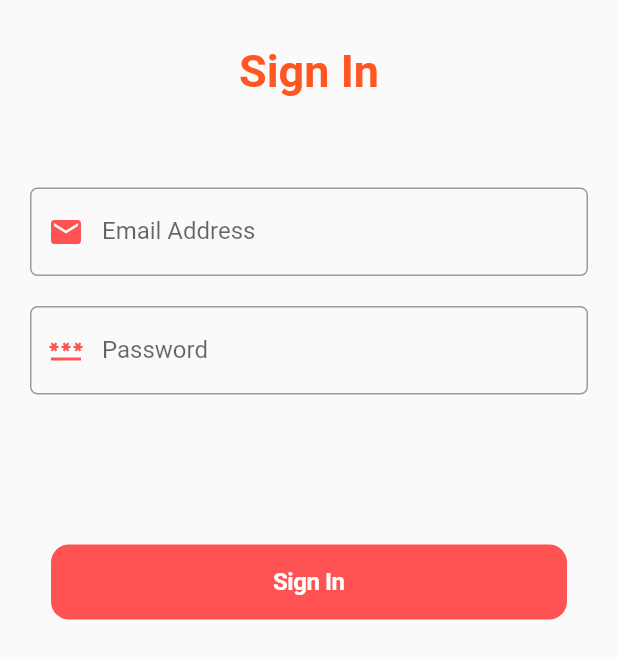
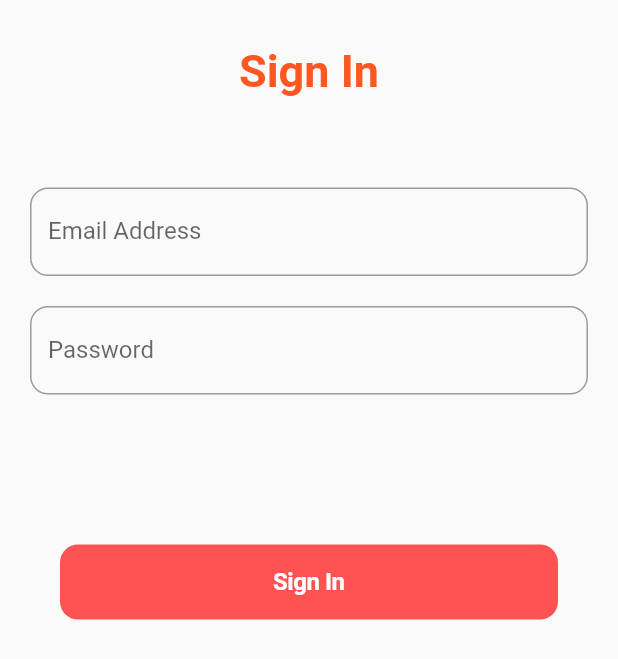
Before and after one commit to Kanishka-Git97/Power-Fuel-Client-App, a Flutter app: the LoginScreen screen opened directly, on a phone screen of 412 x 824 dp. Shown: the top 659 px of the screen. Run offline on Flutter 3.47's test engine with Material 2 defaults, Android fonts, the phone set to English and light mode, and no system bars; our stand-ins replace snippet_coder_utils; network calls fail; statements that could not run were skipped.

Commit message:
manual changes for merge

```diff
--- a/lib/presentation/atoms/primary_button.dart
+++ b/lib/presentation/atoms/primary_button.dart
@@ -18,7 +18,7 @@ class PrimaryButton extends StatelessWidget {
   Widget build(BuildContext context) {
     return Expanded(
       child: Padding(
-            padding: const EdgeInsets.symmetric(horizontal: 14),
+        padding: const EdgeInsets.symmetric(horizontal: 20),
         child: SizedBox(
           height: 50,
           child: TextButton(
@@ -37,7 +37,6 @@ class PrimaryButton extends StatelessWidget {
                   letterSpacing: -0.3,
                 ),
               )),
-
         ),
       ),
     );
--- a/lib/presentation/atoms/text_input.dart
+++ b/lib/presentation/atoms/text_input.dart
@@ -1,13 +1,17 @@
 import 'package:flutter/material.dart';
+import 'package:power_fuel_client_app/constants/constants.dart';
 
 class TextInput extends StatelessWidget {
-  const TextInput({Key? key, required this.hintText, required this.labelText, required this.keyboardType, required this.icon})
+  const TextInput(
+      {Key? key,
+      required this.hintText,
+      required this.labelText,
+      required this.keyboardType})
       : super(key: key);
 
   final String hintText;
   final String labelText;
   final TextInputType keyboardType;
-  final Icon icon;
 
   @override
   Widget build(BuildContext context) {
@@ -15,10 +19,10 @@ class TextInput extends StatelessWidget {
       decoration: InputDecoration(
         hintText: hintText,
         labelText: labelText,
-        prefixIcon: icon,
+        floatingLabelStyle: const TextStyle(color: primaryColor),
         border: const OutlineInputBorder(
           borderRadius: BorderRadius.all(
-            Radius.circular(5),
+            Radius.circular(12),
           ),
         ),
       ),
```
Also changed, not shown: lib/main.dart (+2 -11 lines), lib/presentation/atoms/navigation_button.dart (+12 -11 lines), lib/presentation/screens/registration_screen.dart (+5 -27 lines). Lines whose indentation alone changed are shown as unchanged.
